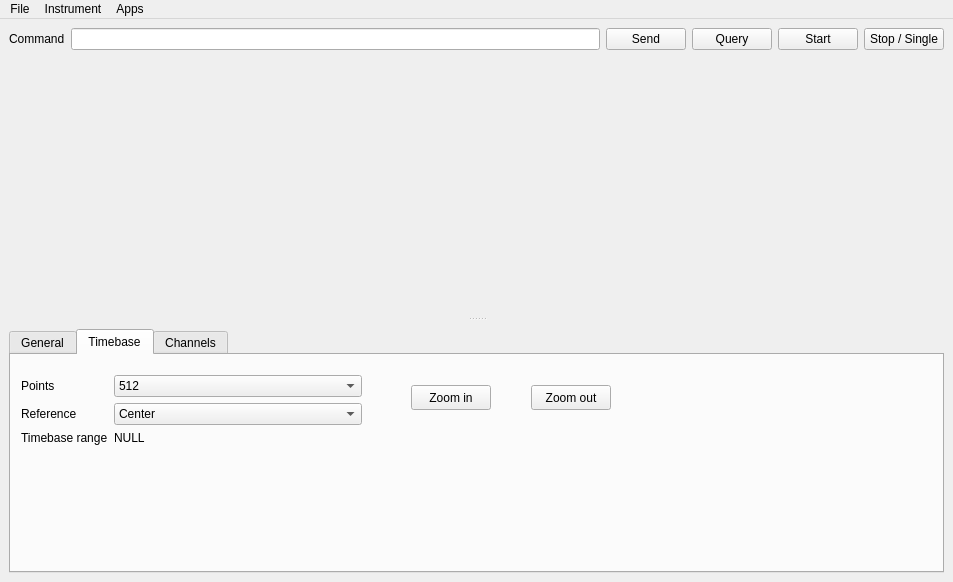
Above: mainwindow.ui from CodingMarco/qsoftscopegpib before the change. Below: the same form after it.
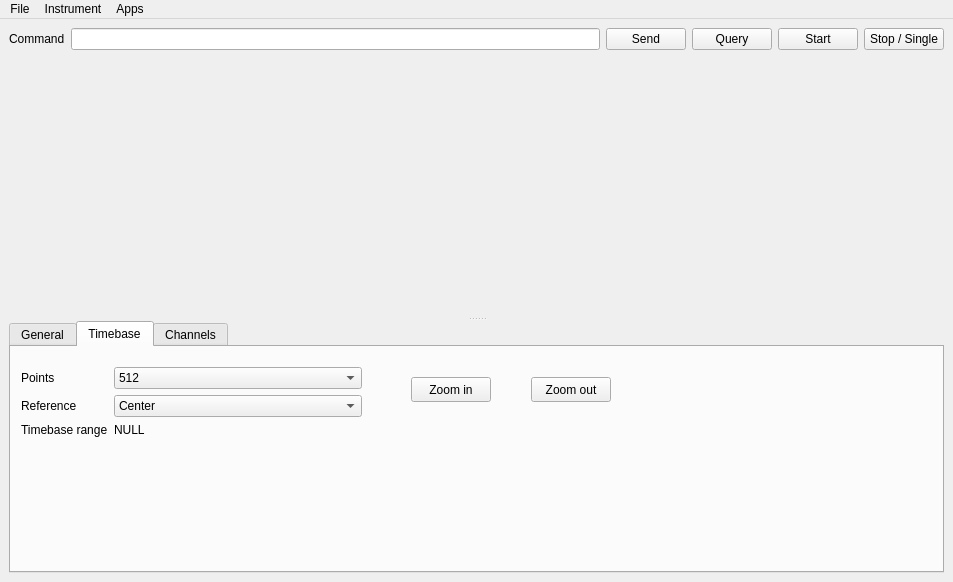
That is the form after the change. Custom widgets are drawn as their Qt base class.

Patch:
```diff
--- a/mainwindow.ui
+++ b/mainwindow.ui
@@ -65,41 +65,13 @@
     </item>
     <item>
      <widget class="QSplitter" name="splitter">
-      <property name="styleSheet">
-       <string notr="true"/>
-      </property>
-      <property name="frameShape">
-       <enum>QFrame::NoFrame</enum>
-      </property>
-      <property name="lineWidth">
-       <number>3</number>
-      </property>
       <property name="orientation">
        <enum>Qt::Vertical</enum>
       </property>
-      <property name="handleWidth">
-       <number>20</number>
-      </property>
       <property name="childrenCollapsible">
        <bool>false</bool>
       </property>
-      <widget class="QwtPlot" name="qwtPlot">
-       <property name="sizePolicy">
-        <sizepolicy hsizetype="Preferred" vsizetype="Preferred">
-         <horstretch>0</horstretch>
-         <verstretch>0</verstretch>
-        </sizepolicy>
-       </property>
-       <property name="canvasBackground">
-        <brush brushstyle="SolidPattern">
-         <color alpha="255">
-          <red>0</red>
-          <green>0</green>
-          <blue>0</blue>
-         </color>
-        </brush>
-       </property>
-      </widget>
+      <widget class="WaveformPlot" name="qwtPlot" native="true"/>
       <widget class="QTabWidget" name="tabWidget">
        <property name="sizePolicy">
         <sizepolicy hsizetype="Expanding" vsizetype="Expanding">
@@ -336,9 +308,10 @@
  </widget>
  <customwidgets>
   <customwidget>
-   <class>QwtPlot</class>
-   <extends>QFrame</extends>
-   <header>qwt_plot.h</header>
+   <class>WaveformPlot</class>
+   <extends>QWidget</extends>
+   <header location="global">waveformPlot.h</header>
+   <container>1</container>
   </customwidget>
  </customwidgets>
  <resources/>
```
